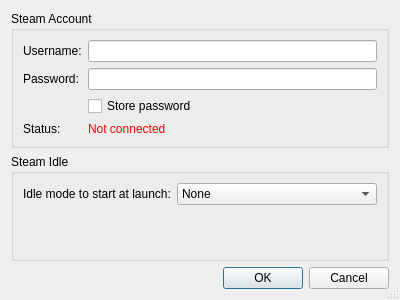
jayme-github/steam_idle, file steam_idle_qt/ui/settings.ui: the form before one commit.
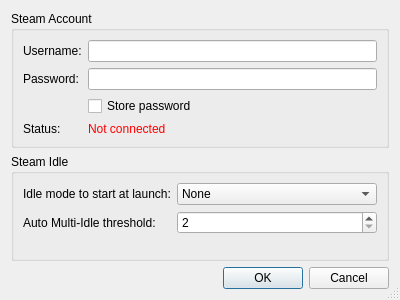
The form after the commit.

Patch:
```diff
--- a/steam_idle_qt/ui/settings.ui
+++ b/steam_idle_qt/ui/settings.ui
@@ -57,7 +57,7 @@
        </widget>
       </item>
       <item row="3" column="1">
-       <widget class="QLabel" name="labelStatus">
+       <widget class="QLabel" name="labelStatus_2">
         <property name="styleSheet">
          <string notr="true">color: red</string>
         </property>
@@ -67,7 +67,7 @@
        </widget>
       </item>
       <item row="3" column="0">
-       <widget class="QLabel" name="label_4">
+       <widget class="QLabel" name="labelStatus">
         <property name="text">
          <string>Status:</string>
         </property>
@@ -118,6 +118,32 @@
         </item>
        </widget>
       </item>
+      <item row="1" column="0">
+       <widget class="QLabel" name="labelMultiIdleThreshold">
+        <property name="toolTip">
+         <string>Multi-Idle will not be startet if there are not at least %d games within the refund period.</string>
+        </property>
+        <property name="text">
+         <string>Auto Multi-Idle threshold:</string>
+        </property>
+       </widget>
+      </item>
+      <item row="1" column="1">
+       <widget class="QSpinBox" name="spinBoxMultiIdleThreshold">
+        <property name="toolTip">
+         <string>Multi-Idle will not be startet if there are not at least %d games within the refund period.</string>
+        </property>
+        <property name="minimum">
+         <number>2</number>
+        </property>
+        <property name="maximum">
+         <number>99999999</number>
+        </property>
+        <property name="value">
+         <number>2</number>
+        </property>
+       </widget>
+      </item>
      </layout>
     </widget>
    </item>
```
Left out of the diff: 15 changed lines with no effect on the pictures.
